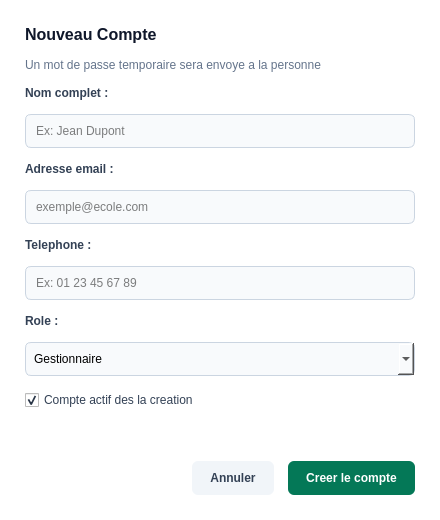
Old version of the form ui/ui_files/comptes/compte_dialog.ui in the repository laudesmassamba1-ai/Logiciel-de-gestion-scolaire.
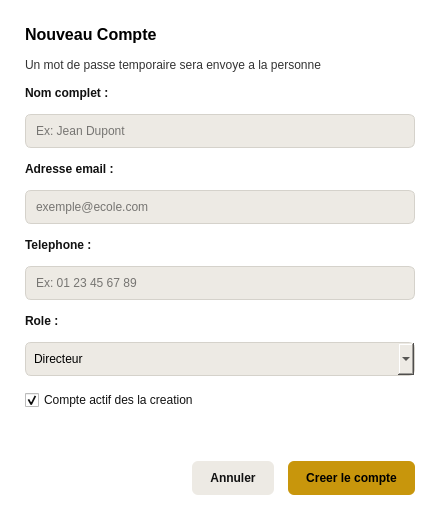
New version of the form.

What changed in the file:
```diff
--- a/ui/ui_files/comptes/compte_dialog.ui
+++ b/ui/ui_files/comptes/compte_dialog.ui
@@ -15,12 +15,12 @@
   </property>
   <property name="styleSheet">
    <string>
-    QDialog { background-color: #ffffff; font-family: 'Segoe UI', sans-serif; }
+    QDialog { background-color: #FFFFFF; font-family: 'Segoe UI', sans-serif; }
     QLineEdit, QComboBox {
-        border: 1px solid #cbd5e1;
+        border: 1px solid #D5D2CB;
         border-radius: 6px;
         padding: 8px;
-        background-color: #f8fafc;
+        background-color: #EDEAE4;
     }
     QLineEdit:focus, QComboBox:focus {
         border: 1px solid #047857;
@@ -48,7 +48,7 @@
    <item>
     <widget class="QLabel" name="lbl_dialog_title">
      <property name="styleSheet">
-      <string>color: #0f172a; font-size: 16px; font-weight: bold;</string>
+      <string>color: #000000; font-size: 16px; font-weight: bold;</string>
      </property>
      <property name="text">
       <string>Nouveau Compte</string>
@@ -58,7 +58,7 @@
    <item>
     <widget class="QLabel" name="lbl_dialog_subtitle">
      <property name="styleSheet">
-      <string>color: #64748b; font-size: 12px;</string>
+      <string>color: #333333; font-size: 12px;</string>
      </property>
      <property name="text">
       <string>Un mot de passe temporaire sera envoye a la personne</string>
@@ -69,7 +69,7 @@
    <item>
     <widget class="QLabel" name="lbl_field1">
      <property name="styleSheet">
-      <string>color: #334155; font-weight: bold; font-size: 12px;</string>
+      <string>color: #111111; font-weight: bold; font-size: 12px;</string>
      </property>
      <property name="text">
       <string>Nom complet :</string>
@@ -87,7 +87,7 @@
    <item>
     <widget class="QLabel" name="lbl_field2">
      <property name="styleSheet">
-      <string>color: #334155; font-weight: bold; font-size: 12px;</string>
+      <string>color: #111111; font-weight: bold; font-size: 12px;</string>
      </property>
      <property name="text">
       <string>Adresse email :</string>
@@ -105,7 +105,7 @@
    <item>
     <widget class="QLabel" name="lbl_field3">
      <property name="styleSheet">
-      <string>color: #334155; font-weight: bold; font-size: 12px;</string>
+      <string>color: #111111; font-weight: bold; font-size: 12px;</string>
      </property>
      <property name="text">
       <string>Telephone :</string>
@@ -123,7 +123,7 @@
    <item>
     <widget class="QLabel" name="lbl_field4">
      <property name="styleSheet">
-      <string>color: #334155; font-weight: bold; font-size: 12px;</string>
+      <string>color: #111111; font-weight: bold; font-size: 12px;</string>
      </property>
      <property name="text">
       <string>Role :</string>
@@ -132,11 +132,6 @@
    </item>
    <item>
     <widget class="QComboBox" name="combo_role_compte">
-     <item>
-      <property name="text">
-       <string>Gestionnaire</string>
-      </property>
-     </item>
      <item>
       <property name="text">
        <string>Directeur</string>
@@ -148,7 +143,7 @@
    <item>
     <widget class="QCheckBox" name="check_compte_actif">
      <property name="styleSheet">
-      <string>color: #334155; font-size: 12px;</string>
+      <string>color: #111111; font-size: 12px;</string>
      </property>
      <property name="text">
       <string>Compte actif des la creation</string>
@@ -191,7 +186,7 @@
      <item>
       <widget class="QPushButton" name="btn_cancel">
        <property name="styleSheet">
-        <string>background-color: #f1f5f9; color: #334155; border: none; border-radius: 6px; padding: 10px 18px; font-weight: bold;</string>
+        <string>background-color: #EDEAE4; color: #111111; border: none; border-radius: 6px; padding: 10px 18px; font-weight: bold;</string>
        </property>
        <property name="text">
         <string>Annuler</string>
@@ -204,7 +199,7 @@
         <cursorShape>PointingHandCursor</cursorShape>
        </property>
        <property name="styleSheet">
-        <string>background-color: #047857; color: white; border: none; border-radius: 6px; padding: 10px 18px; font-weight: bold;</string>
+        <string>background-color: #C8960C; color: #000000; border: none; border-radius: 6px; padding: 10px 18px; font-weight: bold;</string>
        </property>
        <property name="text">
         <string>Creer le compte</string>
```
Left out of the diff: 9 changed lines with no effect on the pictures.
